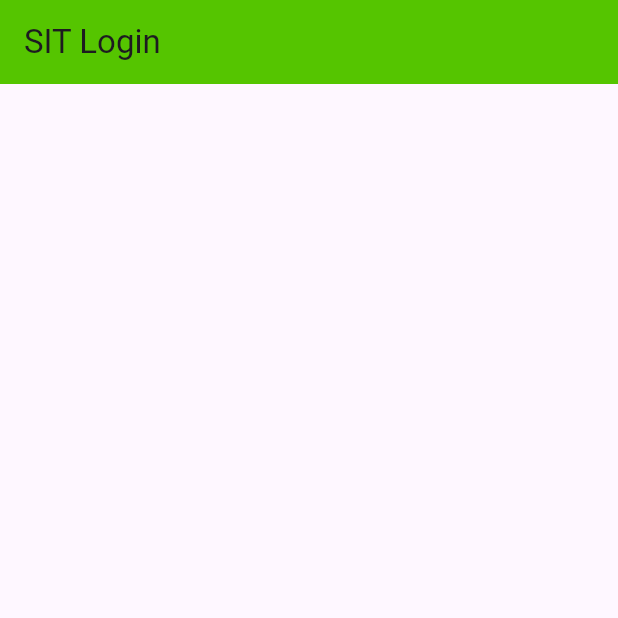
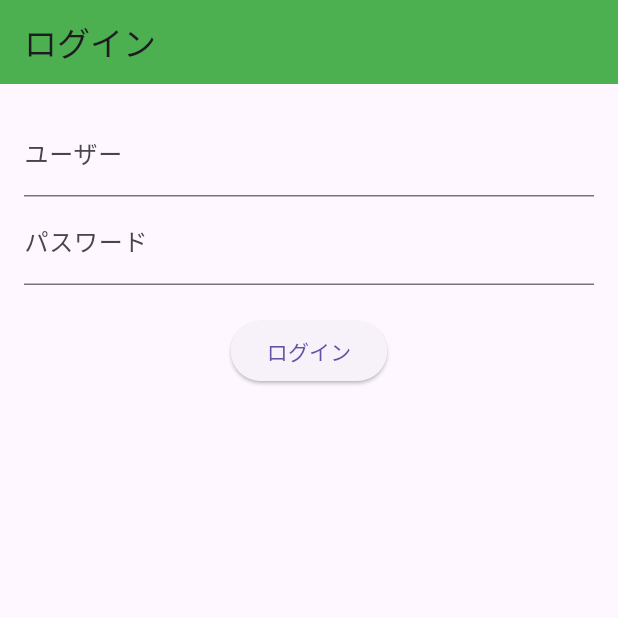
Before and after one commit to Riarokit/ScombApp_API, a Flutter app: the screen it shows after launch, on a phone screen of 412 x 824 dp, the top half of it. Run offline on Flutter 3.47's test engine with Material 3 defaults, Android fonts, the phone set to English and light mode, and no system bars.

Commit message:
Initial commit

```diff
--- a/lib/main.dart
+++ b/lib/main.dart
@@ -16,13 +16,13 @@ class MainApp extends StatelessWidget {
         primarySwatch: Colors.green,
         fontFamily: 'Hiragino Sans',
         appBarTheme: const AppBarTheme(
-          backgroundColor: Color(0xFF55C500),
+          backgroundColor: Colors.green,
         ),
         textTheme: Theme.of(context).textTheme.apply(
           bodyColor: Colors.white,
         ),
       ),
-      home: const LoginScreen(),
+      home: LoginScreen(),
     );
   }
 }
--- a/lib/models/user.dart
+++ b/lib/models/user.dart
@@ -1,19 +1,24 @@
 class User {
-  // コンストラクタ
+  final String token; // 認証トークン
+  final String userType; // ユーザータイプ（例: student, teacher）
+  final String gakubu; // 学部コード
+  final String gakka; // 学科コード
+
+  // 通常のコンストラクタ
   User({
-    required this.id,
-    required this.password,
+    required this.token,
+    required this.userType,
+    required this.gakubu,
+    required this.gakka,
   });
 
-  // プロパティ
-  final String id;
-  final String password;
-
-  // JSONからUserを生成するファクトリコンストラクタ
+  // ファクトリコンストラクタ：APIのレスポンス(JSON)からUserインスタンスを作る
   factory User.fromJson(dynamic json) {
     return User(
-      id: json['id'] as String,
-      password: json['profile_image_url'] as String,
+      token: json['token'],
+      userType: json['user_type'],
+      gakubu: json['gakubu'],
+      gakka: json['gakka'],
     );
   }
 }
--- a/lib/screens/login_screen.dart
+++ b/lib/screens/login_screen.dart
@@ -1,20 +1,128 @@
 import 'package:flutter/material.dart';
+import 'package:http/http.dart' as http;
+import 'package:scombapp_api/models/user.dart';
+import 'package:scombapp_api/screens/timetable_screen.dart';
+import 'dart:convert';
 
 class LoginScreen extends StatefulWidget {
-  const LoginScreen({super.key});
-
   @override
-  State<LoginScreen> createState() => _LoginScreenState();
+  _LoginScreenState createState() => _LoginScreenState();
 }
 
 class _LoginScreenState extends State<LoginScreen> {
+  // ユーザーが入力するIDとパスワードを管理するコントローラー
+  final TextEditingController _userController = TextEditingController();
+  final TextEditingController _passwordController = TextEditingController();
+
+  // ログイン中かどうかを表すフラグ
+  bool _isLoading = false;
+
+  // エラーメッセージ（ログイン失敗時に表示）
+  String? _errorMessage;
+
+  // ログイン処理を実行する非同期関数
+  Future<void> _login() async {
+    setState(() {
+      _isLoading = true;
+      _errorMessage = null;
+    });
+
+    final String username = _userController.text;
+    final String password = _passwordController.text;
+
+    // API通信部分
+    final response = await http.post(
+      Uri.parse('https://smob.sic.shibaura-it.ac.jp/smob/api/login'),
+      headers: {'content-type': 'application/json'},
+      body: jsonEncode({'user': username, 'pass': password}),
+    );
+
+    // ロード終了
+    setState(() {
+      _isLoading = false;
+    });
+
+    // APIのレスポンス判定
+    if (response.statusCode == 200) {
+      final data = jsonDecode(response.body);
+
+      if (data['status'] == 'OK') {
+        // 成功した場合 → 必要なデータを取得
+
+        final user = User.fromJson(data); // ← data は jsonDecode() の結果
+
+        // TODO: tokenやユーザー情報を保存したい場合はここで保存する（例: shared_preferences）
+
+        // 時間割画面に遷移
+        Navigator.pushReplacement(
+          context,
+          MaterialPageRoute(
+            builder: (context) => TimetableScreen(
+              user: user
+            ),
+          ),
+        );
+      } else {
+        setState(() {
+          _errorMessage = 'ログインに失敗しました（IDまたはパスワードが正しくない可能性があります）';
+        });
+      }
+    } else {
+      setState(() {
+        _errorMessage = 'サーバーエラー：ステータスコード ${response.statusCode}';
+      });
+    }
+  }
+
+
   @override
   Widget build(BuildContext context) {
     return Scaffold(
-      appBar: AppBar(
-        title: const Text('SIT Login'),
+      appBar: AppBar(title: Text('ログイン')), // 画面上部のタイトルバー
+      body: Padding(
+        padding: EdgeInsets.all(16.0), // 余白
+        child: Column(
+          children: [
+            // ID入力欄
+            TextField(
+              style: const TextStyle(
+                fontSize: 18,
+                color: Colors.black,
+              ),
+              controller: _userController,
+              decoration: InputDecoration(labelText: 'ユーザー'),
+            ),
+
+            // パスワード入力欄（非表示にする）
+            TextField(
+              style: const TextStyle(
+                fontSize: 18,
+                color: Colors.black,
+              ),
+              controller: _passwordController,
+              decoration: InputDecoration(labelText: 'パスワード'),
+              obscureText: true, // パスワードを「●」で隠す
+            ),
+
+            SizedBox(height: 20), // スペース
+
+            // エラーメッセージがある場合に表示（赤色）
+            if (_errorMessage != null)
+              Text(
+                _errorMessage!,
+                style: TextStyle(color: Colors.red),
+              ),
+
+            // ログインボタン（ローディング中は押せない＆ローディング表示）
+            ElevatedButton(
+              onPressed: _isLoading ? null : _login,
+              child: _isLoading
+                  ? CircularProgressIndicator() // ローディング中の表示
+                  : Text('ログイン'),
+            ),
+          ],
+        ),
       ),
-      body: Container(),
     );
   }
 }
--- a/pubspec.yaml
+++ b/pubspec.yaml
@@ -9,6 +9,10 @@ environment:
 dependencies:
   flutter:
     sdk: flutter
+  http: ^1.3.0
+  collection: ^1.19.1
+  url_launcher: ^6.3.1
+  easy_container:
 
 dev_dependencies:
   flutter_test:
```
Also changed, not shown: lib/models/lecture.dart (added, +42 -0 lines), lib/screens/lectureinfo_screen.dart (added, +180 -0 lines), lib/screens/timetable_screen.dart (added, +164 -0 lines), pubspec.lock, 14 other files.
